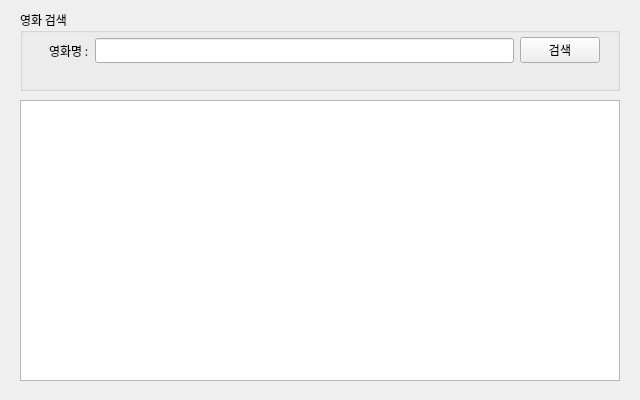
This is part1/studyPyQt/naverApiMovie.ui in yeseoz/miniprojects as Qt 5 draws it before an edit. The edited form follows.
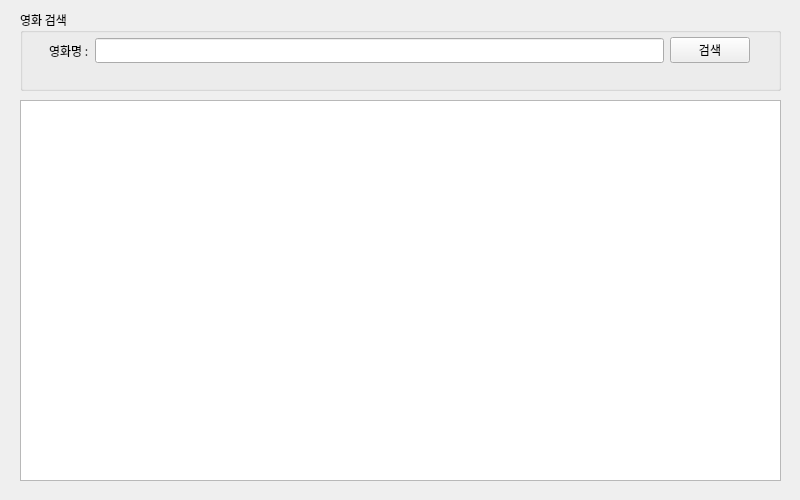
This is the edited form.

The edit to the form file:
```diff
--- a/part1/studyPyQt/naverApiMovie.ui
+++ b/part1/studyPyQt/naverApiMovie.ui
@@ -6,8 +6,8 @@
    <rect>
     <x>0</x>
     <y>0</y>
-    <width>640</width>
-    <height>400</height>
+    <width>800</width>
+    <height>500</height>
    </rect>
   </property>
   <property name="sizePolicy">
@@ -18,14 +18,14 @@
   </property>
   <property name="minimumSize">
    <size>
-    <width>640</width>
-    <height>400</height>
+    <width>800</width>
+    <height>500</height>
    </size>
   </property>
   <property name="maximumSize">
    <size>
-    <width>640</width>
-    <height>400</height>
+    <width>800</width>
+    <height>500</height>
    </size>
   </property>
   <property name="font">
@@ -41,8 +41,8 @@
     <rect>
      <x>20</x>
      <y>100</y>
-     <width>600</width>
-     <height>281</height>
+     <width>761</width>
+     <height>381</height>
     </rect>
    </property>
    <layout class="QVBoxLayout" name="resultLayout">
@@ -62,7 +62,7 @@
     <rect>
      <x>20</x>
      <y>10</y>
-     <width>600</width>
+     <width>761</width>
      <height>81</height>
     </rect>
    </property>
@@ -77,7 +77,7 @@
         <rect>
          <x>29</x>
          <y>20</y>
-         <width>551</width>
+         <width>701</width>
          <height>41</height>
         </rect>
        </property>
```
